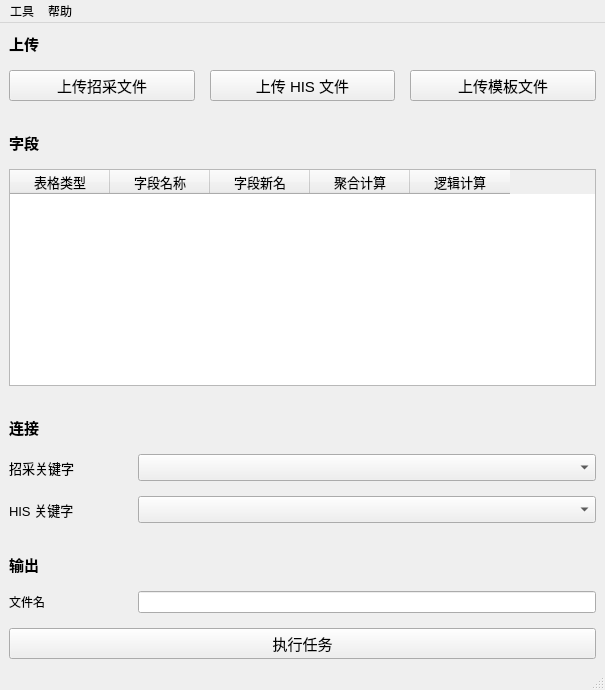
This is Python/CompareData/ui/Comparator.ui in Himmelbleu/py_tools as Qt 5 draws it before an edit. The edited form follows.
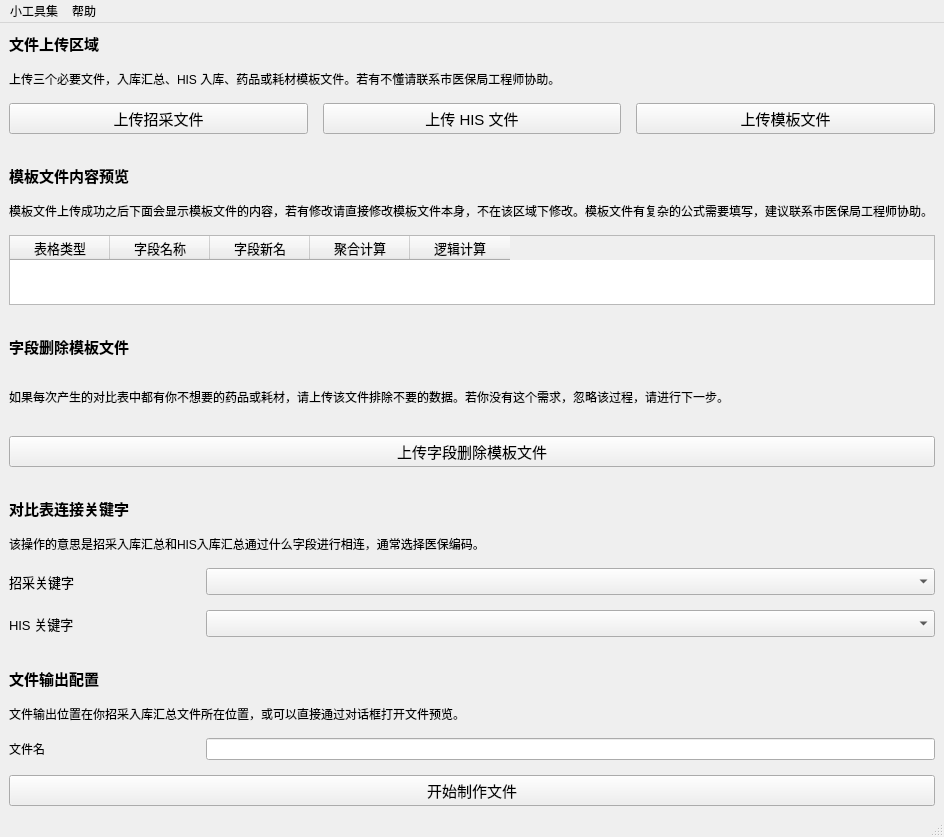
This is the edited form. Icons and pictures are not drawn.

Commit message: (feature)可以排除不需要的数据

The edit to the form file:
```diff
--- a/Python/CompareData/ui/Comparator.ui
+++ b/Python/CompareData/ui/Comparator.ui
@@ -6,8 +6,8 @@
    <rect>
     <x>0</x>
     <y>0</y>
-    <width>605</width>
-    <height>690</height>
+    <width>944</width>
+    <height>670</height>
    </rect>
   </property>
   <property name="windowTitle">
@@ -18,7 +18,7 @@
     <normaloff>../icon/ybj.png</normaloff>../icon/ybj.png</iconset>
   </property>
   <widget class="QWidget" name="verticalLayout_1">
-   <layout class="QVBoxLayout" name="v_2" stretch="0,0,0,0">
+   <layout class="QVBoxLayout" name="v_2" stretch="0,0,0,0,0">
     <property name="spacing">
      <number>30</number>
     </property>
@@ -40,13 +40,20 @@
          </font>
         </property>
         <property name="text">
-         <string>上传</string>
+         <string>文件上传区域</string>
         </property>
         <property name="alignment">
          <set>Qt::AlignLeading|Qt::AlignLeft|Qt::AlignVCenter</set>
         </property>
        </widget>
       </item>
+      <item>
+       <widget class="QLabel" name="label_tip_1">
+        <property name="text">
+         <string>上传三个必要文件，入库汇总、HIS 入库、药品或耗材模板文件。若有不懂请联系市医保局工程师协助。</string>
+        </property>
+       </widget>
+      </item>
       <item>
        <layout class="QHBoxLayout" name="horizontalLayout_1">
         <item>
@@ -122,7 +129,14 @@
          </font>
         </property>
         <property name="text">
-         <string>字段</string>
+         <string>模板文件内容预览</string>
+        </property>
+       </widget>
+      </item>
+      <item>
+       <widget class="QLabel" name="label_tip_2">
+        <property name="text">
+         <string>模板文件上传成功之后下面会显示模板文件的内容，若有修改请直接修改模板文件本身，不在该区域下修改。模板文件有复杂的公式需要填写，建议联系市医保局工程师协助。</string>
         </property>
        </widget>
       </item>
@@ -180,6 +194,47 @@
       </item>
      </layout>
     </item>
+    <item>
+     <layout class="QVBoxLayout" name="verticalLayout_6">
+      <item>
+       <widget class="QLabel" name="label_5">
+        <property name="font">
+         <font>
+          <pointsize>11</pointsize>
+          <weight>75</weight>
+          <bold>true</bold>
+         </font>
+        </property>
+        <property name="text">
+         <string>字段删除模板文件</string>
+        </property>
+       </widget>
+      </item>
+      <item>
+       <widget class="QLabel" name="label_tip_3">
+        <property name="text">
+         <string>如果每次产生的对比表中都有你不想要的药品或耗材，请上传该文件排除不要的数据。若你没有这个需求，忽略该过程，请进行下一步。</string>
+        </property>
+       </widget>
+      </item>
+      <item>
+       <widget class="QPushButton" name="del_fields_template_btn">
+        <property name="font">
+         <font>
+          <pointsize>11</pointsize>
+         </font>
+        </property>
+        <property name="text">
+         <string>上传字段删除模板文件</string>
+        </property>
+        <property name="icon">
+         <iconset>
+          <normaloff>../icon/excel2.png</normaloff>../icon/excel2.png</iconset>
+        </property>
+       </widget>
+      </item>
+     </layout>
+    </item>
     <item>
      <layout class="QVBoxLayout" name="verticalLayout_3">
       <property name="spacing">
@@ -198,13 +253,20 @@
          </font>
         </property>
         <property name="text">
-         <string>连接</string>
+         <string>对比表连接关键字</string>
         </property>
         <property name="alignment">
          <set>Qt::AlignLeading|Qt::AlignLeft|Qt::AlignVCenter</set>
         </property>
        </widget>
       </item>
+      <item>
+       <widget class="QLabel" name="label_tip_4">
+        <property name="text">
+         <string>该操作的意思是招采入库汇总和HIS入库汇总通过什么字段进行相连，通常选择医保编码。</string>
+        </property>
+       </widget>
+      </item>
       <item>
        <layout class="QHBoxLayout" name="horizontalLayout_2" stretch="1,4">
         <item>
@@ -272,7 +334,14 @@
          </font>
         </property>
         <property name="text">
-         <string>输出</string>
+         <string>文件输出配置</string>
+        </property>
+       </widget>
+      </item>
+      <item>
+       <widget class="QLabel" name="label_tip_5">
+        <property name="text">
+         <string>文件输出位置在你招采入库汇总文件所在位置，或可以直接通过对话框打开文件预览。</string>
         </property>
        </widget>
       </item>
@@ -298,7 +367,7 @@
          </font>
         </property>
         <property name="text">
-         <string>执行任务</string>
+         <string>开始制作文件</string>
         </property>
         <property name="icon">
          <iconset>
@@ -315,13 +384,13 @@
     <rect>
      <x>0</x>
      <y>0</y>
-     <width>605</width>
+     <width>944</width>
      <height>22</height>
     </rect>
    </property>
    <widget class="QMenu" name="menu_1">
     <property name="title">
-     <string>工具</string>
+     <string>小工具集</string>
     </property>
     <addaction name="action_file_formatter"/>
     <addaction name="actionaction_file_content"/>
```
Left out of the diff: 2 changed lines with no effect on the pictures. The commit also changes 5 other files.
